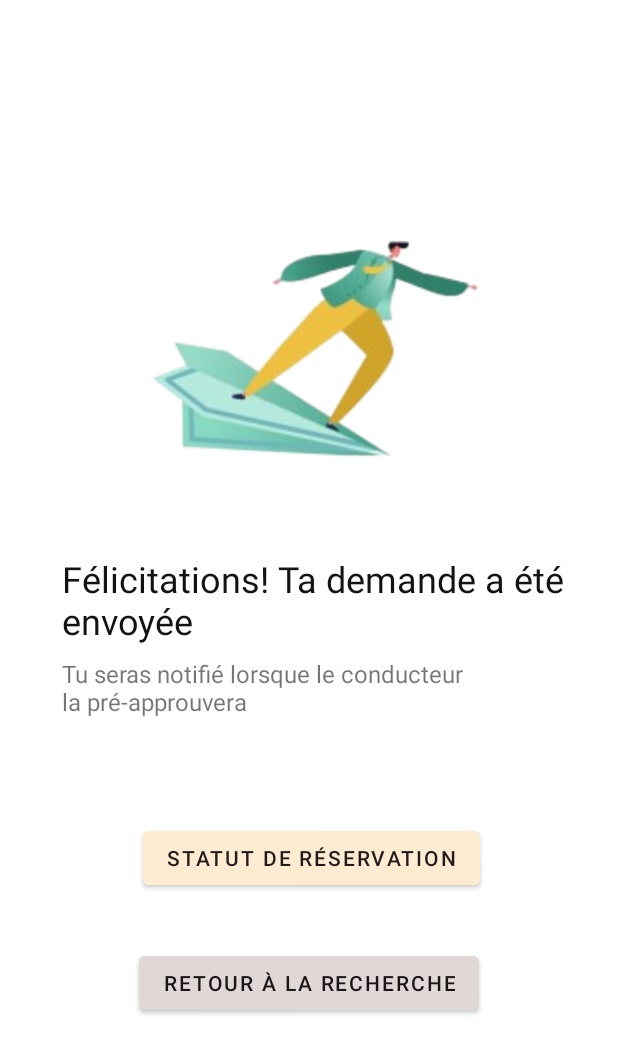
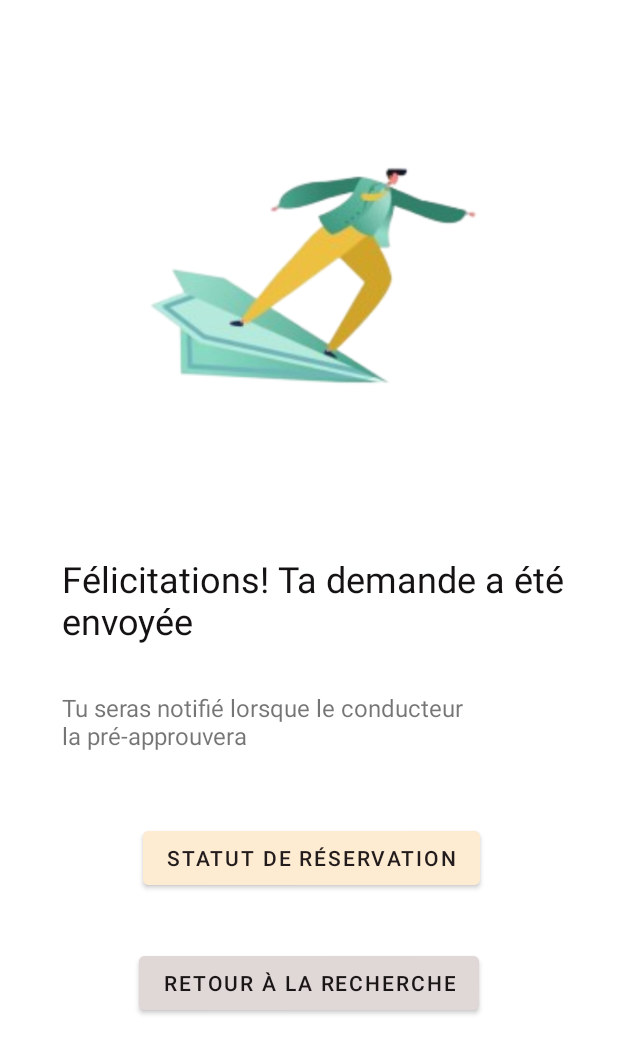
Before and after one commit to anas6890/Application-mobile-DINI-M3AK, an Android app: the layout page12.xml on its own in the app's theme, with its tools: preview values and no code run, on a phone screen of 412 x 824 dp. Shown: the top 1054 px of the screen. Run offline under Robolectric (Android 15) with nearby library versions, the phone set to English and light mode, and no system bars; Roboto replaces fonts that are not available here.

Commit message:
added Calendar at page17

```diff
--- a/app/src/main/java/com/example/dinim3ak/Page12Activity.java
+++ b/app/src/main/java/com/example/dinim3ak/Page12Activity.java
@@ -2,6 +2,7 @@ package com.example.dinim3ak;
 
 import android.content.Intent;
 import android.os.Bundle;
+import android.util.Log;
 import android.widget.Button;
 
 import androidx.appcompat.app.AppCompatActivity;
@@ -9,9 +10,10 @@ import androidx.appcompat.app.AppCompatActivity;
 public class Page12Activity extends AppCompatActivity {
     @Override
     protected void onCreate(Bundle savedInstanceState) {
+        Log.i("confirmation_error", "This is a message to see if this bit gets executed..");
         super.onCreate(savedInstanceState);
         setContentView(R.layout.page12);
-        Button statut_de_reservation = findViewById(R.id.button);
+        /*Button statut_de_reservation = findViewById(R.id.button);
         statut_de_reservation.setOnClickListener(v -> {
             Intent intent = new Intent(Page12Activity.this, Page19Activity.class);
             startActivity(intent);
@@ -20,7 +22,7 @@ public class Page12Activity extends AppCompatActivity {
         retour_a_la_recherche.setOnClickListener(v -> {
             Intent intent = new Intent(Page12Activity.this, Page5Activity.class);
             startActivity(intent);
-        });
+        });*/
 
     }
 }
--- a/app/src/main/java/com/example/dinim3ak/Page17Activity.java
+++ b/app/src/main/java/com/example/dinim3ak/Page17Activity.java
@@ -63,8 +63,9 @@ public class Page17Activity extends AppCompatActivity {
 
                 // Handle the result
                 datePicker.addOnPositiveButtonClickListener(selection -> {
-                    String selectedDate = new SimpleDateFormat("dd MMM yyyy", Locale.getDefault())
+                     selectedDate = new SimpleDateFormat("dd MMM yyyy", Locale.getDefault())
                             .format(new Date(selection));
+
                 });
             }
         });
--- a/app/src/main/res/layout/page1.xml
+++ b/app/src/main/res/layout/page1.xml
@@ -134,7 +134,6 @@
             android:layout_width="233dp"
             android:layout_height="62dp"
             android:layout_marginTop="8dp"
-            android:layout_marginBottom="16dp"
             android:text="@string/inscription"
             android:textSize="16sp"
             app:layout_constraintBottom_toBottomOf="parent"
--- a/app/src/main/res/layout/page12.xml
+++ b/app/src/main/res/layout/page12.xml
@@ -57,7 +57,7 @@
         app:layout_constraintHorizontal_bias="0.308"
         app:layout_constraintStart_toStartOf="parent"
         app:layout_constraintTop_toTopOf="parent"
-        app:layout_constraintVertical_bias="0.56" />
+        app:layout_constraintVertical_bias="0.589" />
 
     <ImageView
         android:id="@+id/imageView6"
@@ -65,9 +65,9 @@
         android:layout_height="267dp"
         app:layout_constraintBottom_toBottomOf="parent"
         app:layout_constraintEnd_toEndOf="parent"
-        app:layout_constraintHorizontal_bias="0.504"
+        app:layout_constraintHorizontal_bias="0.495"
         app:layout_constraintStart_toStartOf="parent"
         app:layout_constraintTop_toTopOf="parent"
-        app:layout_constraintVertical_bias="0.161"
+        app:layout_constraintVertical_bias="0.073"
         app:srcCompat="@drawable/img_3" />
 </androidx.constraintlayout.widget.ConstraintLayout>
```
Also changed, not shown: app/src/main/java/com/example/dinim3ak/Page11Activity.java (+7 -5 lines).
